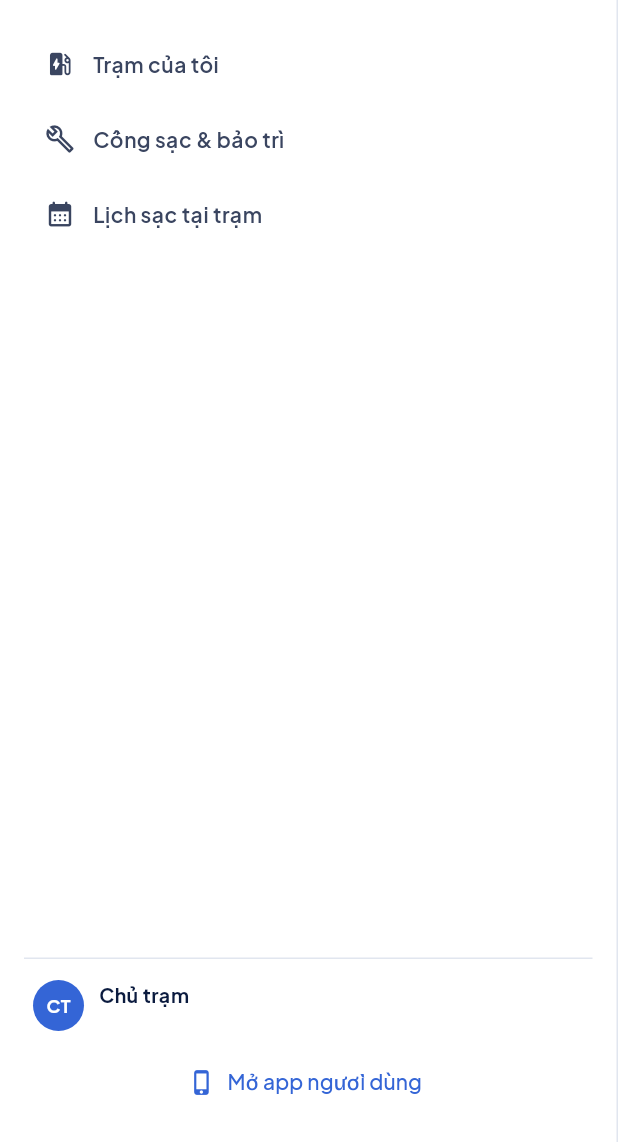
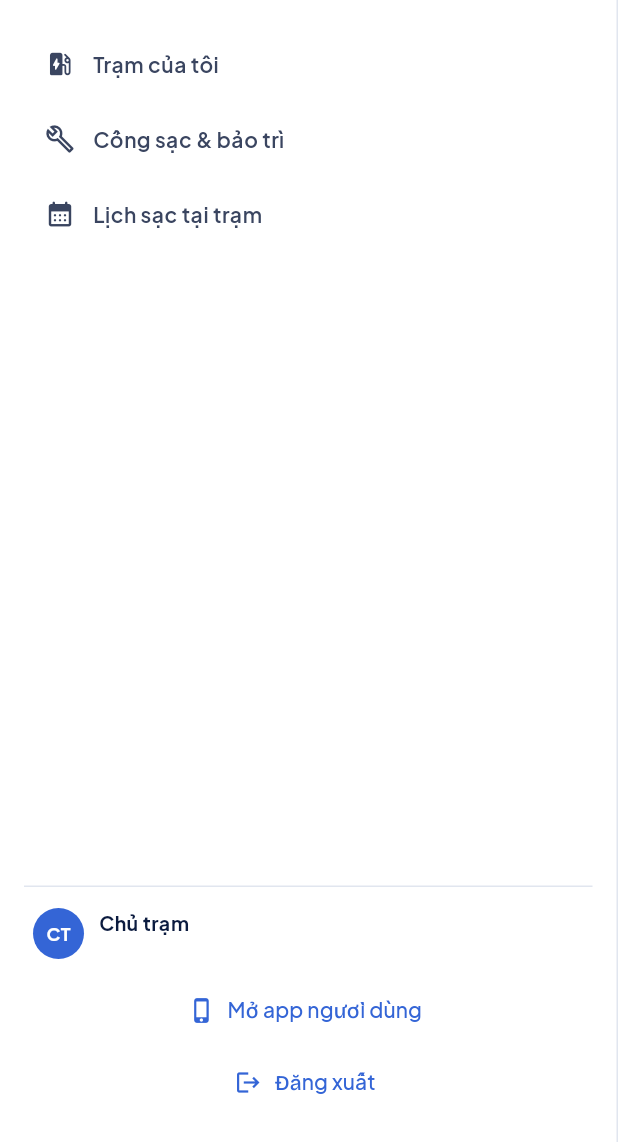
Before and after one commit to monster9k/ev-sharegrid, a Flutter app: the _Sidebar widget shown alone on an empty page, opened directly with empty values, on a phone screen of 412 x 824 dp, the part 94-1236 px from its top. Run offline on Flutter 3.47's test engine with Material 3 defaults, Android fonts, the phone set to English and light mode, and no system bars; our stand-ins replace go_router, google_fonts; network calls fail.

Commit message:
feat(fe): redirect by session and support logout from every portal

```diff
--- a/lib/main.dart
+++ b/lib/main.dart
@@ -5,6 +5,7 @@ import 'package:go_router/go_router.dart';
 import 'data/api.dart';
 import 'router.dart';
 import 'theme.dart';
+import 'widgets/web_shell.dart';
 
 void main() {
   usePathUrlStrategy();
@@ -13,8 +14,10 @@ void main() {
 
 class EvShareGridApp extends StatelessWidget {
   EvShareGridApp({super.key, String? initialLocation, ApiClient? api})
-    : _router = buildRouter(initialLocation: initialLocation, api: api);
+    : _client = api ?? apiClient,
+      _router = buildRouter(initialLocation: initialLocation, api: api);
 
+  final ApiClient _client;
   final GoRouter _router;
 
   @override
@@ -22,6 +25,7 @@ class EvShareGridApp extends StatelessWidget {
     title: 'EV ShareGrid',
     debugShowCheckedModeBanner: false,
     theme: buildAppTheme(),
+    builder: (context, child) => PortalSession(client: _client, child: child!),
     routerConfig: _router,
   );
 }
--- a/lib/widgets/web_shell.dart
+++ b/lib/widgets/web_shell.dart
@@ -6,6 +6,19 @@ import 'package:go_router/go_router.dart';
 import '../data/api.dart';
 import '../theme.dart';
 import 'common.dart';
+
+/// Provides the router's session to the shared account menu.
+class PortalSession extends InheritedNotifier<ApiClient> {
+  const PortalSession({
+    super.key,
+    required ApiClient client,
+    required super.child,
+  }) : super(notifier: client);
+
+  static ApiClient of(BuildContext context) =>
+      context.dependOnInheritedWidgetOfExactType<PortalSession>()?.notifier ??
+      apiClient;
+}
 
 enum Portal { host, admin }
 
@@ -126,6 +139,7 @@ class _Sidebar extends StatelessWidget {
 
   @override
   Widget build(BuildContext context) {
+    final session = PortalSession.of(context);
     final items = portal == Portal.host ? _hostItems : _adminItems;
     return ClipRect(
       child: BackdropFilter(
@@ -167,11 +181,17 @@ class _Sidebar extends StatelessWidget {
                     ],
                   ),
                 ),
-                for (final it in items) ...[
-                  _SideLink(item: it, selected: it.route == route),
-                  const Gap(6),
-                ],
-                const Spacer(),
+                Expanded(
+                  child: ListView(
+                    padding: EdgeInsets.zero,
+                    children: [
+                      for (final it in items) ...[
+                        _SideLink(item: it, selected: it.route == route),
+                        const Gap(6),
+                      ],
+                    ],
+                  ),
+                ),
                 const Divider(color: AppColors.border, height: 1),
                 const Gap(14),
                 Padding(
@@ -196,14 +216,14 @@ class _Sidebar extends StatelessWidget {
                           crossAxisAlignment: CrossAxisAlignment.start,
                           children: [
                             BoldText(
-                              apiClient.currentUser?['full_name']?.toString() ??
+                              session.currentUser?['full_name']?.toString() ??
                                   (portal == Portal.host
                                       ? 'Chủ trạm'
                                       : 'Quản trị viên'),
                               size: 13,
                             ),
                             MutedText(
-                              apiClient.currentUser?['email']?.toString() ?? '',
+                              session.currentUser?['email']?.toString() ?? '',
                               size: 11,
                             ),
                           ],
@@ -217,6 +237,11 @@ class _Sidebar extends StatelessWidget {
                   onPressed: () => context.go('/home'),
                   icon: const Icon(Icons.phone_iphone_rounded, size: 18),
                   label: const Text('Mở app người dùng'),
+                ),
+                TextButton.icon(
+                  onPressed: session.logout,
+                  icon: const Icon(Icons.logout, size: 18),
+                  label: const Text('Đăng xuất'),
                 ),
               ],
             ),
```
Also changed, not shown: lib/router.dart (+14 -7 lines), lib/screens/user/login_screen.dart (+9 -27 lines), 3 other files.
